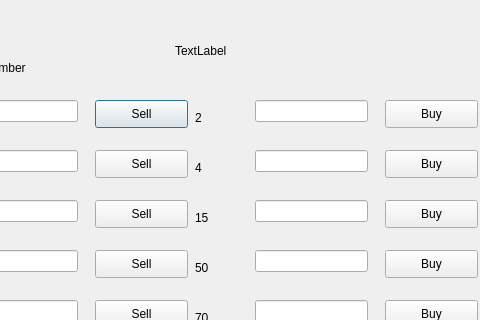
This is shop.ui in AlirezaM02/AP_Project as Qt 5 draws it before an edit; both pictures show x 325 to 805 and y 0 to 320 of the 1255 by 653 pixel window. The edited form follows.
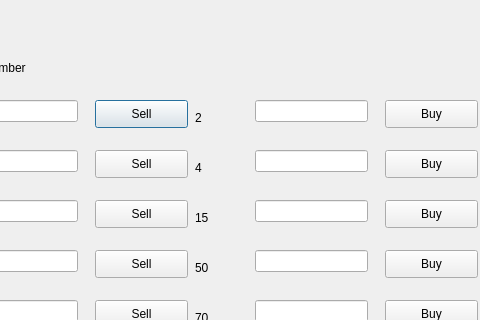
This is the edited form.

```diff
--- a/shop.ui
+++ b/shop.ui
@@ -813,22 +813,6 @@
     <string>number</string>
    </property>
   </widget>
-  <widget class="QLabel" name="infolbl">
-   <property name="geometry">
-    <rect>
-     <x>500</x>
-     <y>30</y>
-     <width>131</width>
-     <height>41</height>
-    </rect>
-   </property>
-   <property name="styleSheet">
-    <string notr="true">font: 12pt &quot;MV Boli&quot;;</string>
-   </property>
-   <property name="text">
-    <string>TextLabel</string>
-   </property>
-  </widget>
   <widget class="QLineEdit" name="hennumber">
    <property name="geometry">
     <rect>
```
